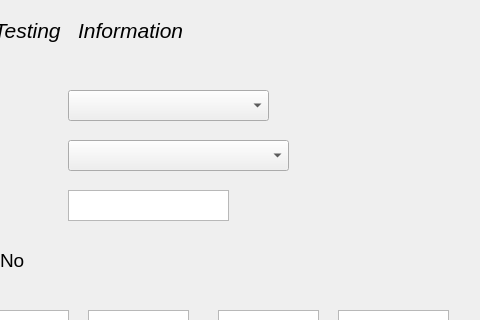
The window that GUI/testselection.ui (AudreyFrancisco/SingleLadderQualification) describes before a commit, drawn with Qt 5; both pictures show x 182 to 662 and y 0 to 320 of the 662 by 517 pixel window.
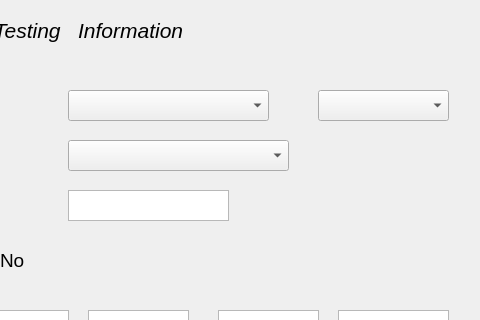
The same window after the commit.

```diff
--- a/GUI/testselection.ui
+++ b/GUI/testselection.ui
@@ -317,6 +317,16 @@
     </rect>
    </property>
   </widget>
+  <widget class="QComboBox" name="typetest">
+   <property name="geometry">
+    <rect>
+     <x>500</x>
+     <y>90</y>
+     <width>131</width>
+     <height>31</height>
+    </rect>
+   </property>
+  </widget>
  </widget>
  <resources/>
  <connections/>
```
